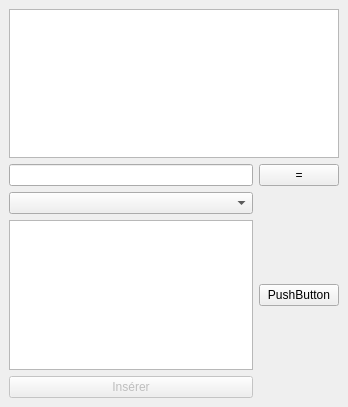
Above: src/ui_calculator.ui from TuringApp/Turing before the change. Below: the same form after it.
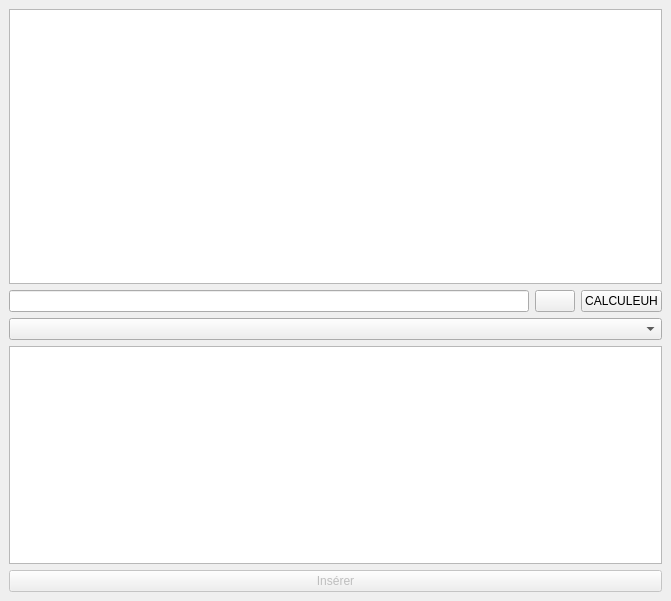
That is the form after the change. Icons and pictures are not drawn.

```diff
--- a/src/ui_calculator.ui
+++ b/src/ui_calculator.ui
@@ -6,8 +6,8 @@
    <rect>
     <x>0</x>
     <y>0</y>
-    <width>348</width>
-    <height>407</height>
+    <width>671</width>
+    <height>601</height>
    </rect>
   </property>
   <property name="windowTitle">
@@ -33,24 +33,33 @@
       <item>
        <widget class="QLineEdit" name="txtExpr"/>
       </item>
+      <item>
+       <widget class="QPushButton" name="btnClear">
+        <property name="text">
+         <string/>
+        </property>
+        <property name="icon">
+         <iconset>
+          <normaloff>media/delete.png</normaloff>media/delete.png</iconset>
+        </property>
+       </widget>
+      </item>
       <item>
        <widget class="QPushButton" name="btnCalc">
         <property name="text">
-         <string>=</string>
+         <string>CALCULEUH</string>
         </property>
        </widget>
       </item>
      </layout>
     </item>
-    <item>
-     <layout class="QHBoxLayout" name="horizontalLayout_2">
       <item>
        <layout class="QVBoxLayout" name="verticalLayout_2">
         <item>
          <widget class="QComboBox" name="cbxFuncs"/>
         </item>
         <item>
-         <widget class="QTextEdit" name="textEdit"/>
+       <widget class="QListWidget" name="listWidget"/>
         </item>
         <item>
          <widget class="QPushButton" name="btnInsFunc">
@@ -59,15 +68,6 @@
           </property>
           <property name="text">
            <string>Insérer</string>
-          </property>
-         </widget>
-        </item>
-       </layout>
-      </item>
-      <item>
-       <widget class="QPushButton" name="pushButton_2">
-        <property name="text">
-         <string>PushButton</string>
         </property>
        </widget>
       </item>
```
Lines whose indentation alone changed are shown as unchanged.
